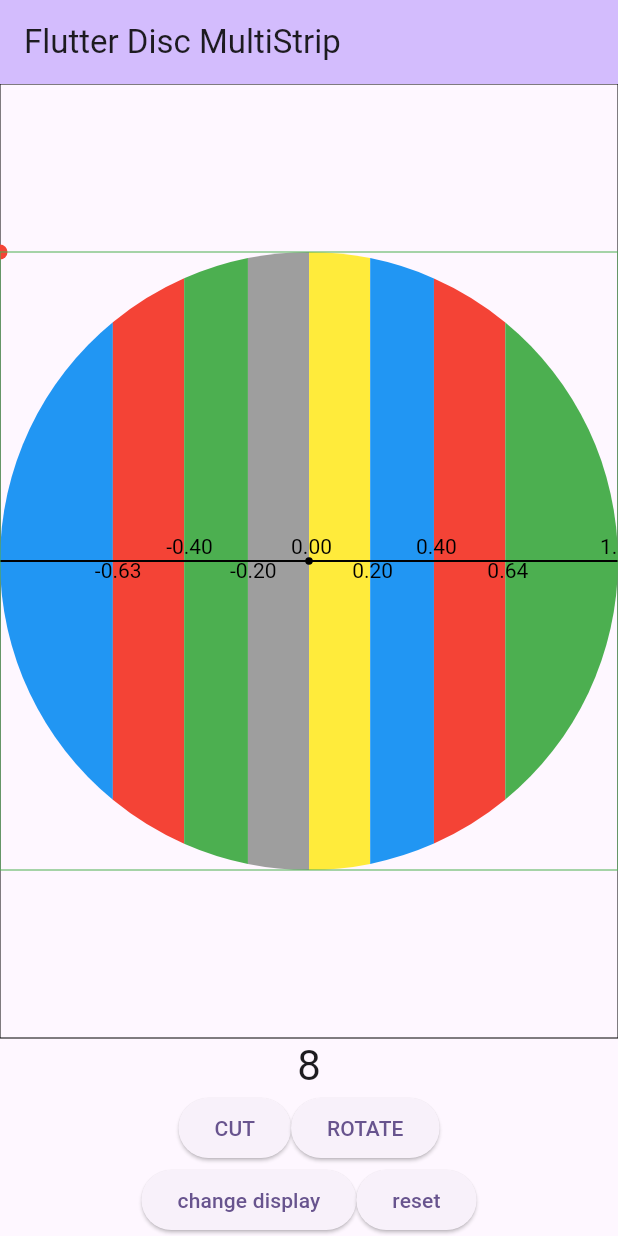
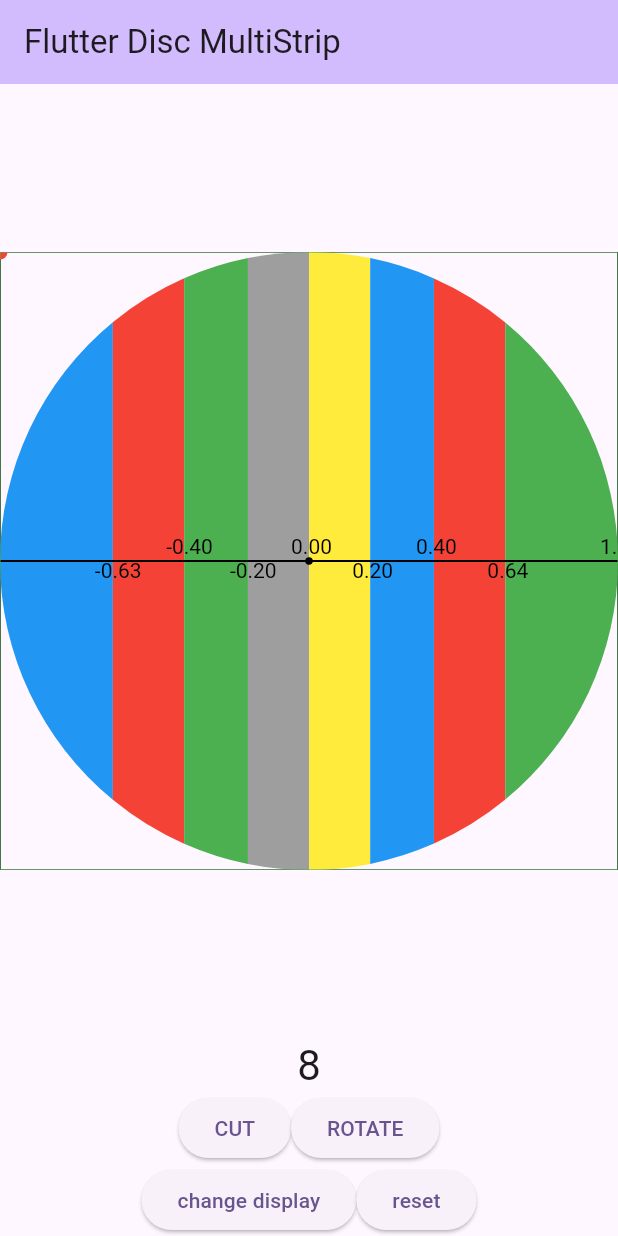
Before and after one commit to atcnaked/disc_strip_surface_division, a Flutter app: the screen it shows after launch, after a tap on "CUT", on a phone screen of 412 x 824 dp. Run offline on Flutter 3.47's test engine with Material 3 defaults, Android fonts, the phone set to English and light mode, and no system bars.

Commit message:
clipRect squareRect

```diff
--- a/lib/disc_strip_equal_surface.dart
+++ b/lib/disc_strip_equal_surface.dart
@@ -43,9 +43,20 @@ class DiscStrips extends CustomPainter {
         minDimension = minDimensionParam ?? 50;
   @override
   void paint(Canvas canvas, Size size) {
+    //  canvas.clipRect(Rect.fromLTWH(0, 0,size. width, size.height));
     var center = size / 2;
 
+    // the size of the Rect where we will draw later on
+    // we need this numbers here in order to do a canvas.clipRect
+    final double freeSquareSideLength =
+        size.width < size.height ? size.width : size.height;
+    final Offset SquareTLCorner = size.width < size.height
+        ? Offset(0, (size.height - size.width) / 2)
+        : Offset((size.width - size.height) / 2, 0);
+    final squareRect = Rect.fromLTWH(SquareTLCorner.dx, SquareTLCorner.dy,
+        freeSquareSideLength, freeSquareSideLength);
 
+    canvas.clipRect(squareRect);
 
     // this Path shows the border of the canvas
     if (showHelpGraphics) {
@@ -59,20 +70,20 @@ class DiscStrips extends CustomPainter {
             ..color = Colors.black
             ..style = PaintingStyle.stroke);
     }
+    if (showHelpGraphics) {
+      canvas.drawPath(
+          Path()..addRect(squareRect),
+          Paint()
+            ..color = Colors.black
+            ..style = PaintingStyle.stroke);
+    }
 
     canvas.save();
     canvas.translate(center.width, center.height);
     canvas.rotate(angle);
     canvas.translate(-center.width, -center.height);
 
-    // the size of the Rect where we draw
-    final double freeSquareSideLength =
-        size.width < size.height ? size.width : size.height;
-    final Offset SquareTLCorner = size.width < size.height
-        ? Offset(0, (size.height - size.width) / 2)
-        : Offset((size.width - size.height) / 2, 0);
     // we can draw from TL or from the center
-
     canvas.translate(SquareTLCorner.dx, SquareTLCorner.dy);
 
     /// shows the TL corner of the enclosing square
@@ -89,25 +100,24 @@ class DiscStrips extends CustomPainter {
     final double minSize = minDimension;
     final double dim =
         freeSquareSideLength < minSize ? minSize : freeSquareSideLength;
-    // print(        'minSize: $minSize, freeSquareSideLengthFloored: $freeSquareSideLength');
 
     int colorIndex = _colors.length - 1;
     double left = -1;
-    double leftSquare = -1;
+    double leftInSquare = -1;
     double right = 0;
-    double rightSquare = 0;
+    double rightInSquare = 0;
     var paint = Paint();
     bool parity = true;
     for (var xCoord in xSplits) {
       left = right;
       right = xCoord * dim;
-      leftSquare = rightSquare;
-      rightSquare = xCoord * freeSquareSideLength;
+      leftInSquare = rightInSquare;
+      rightInSquare = xCoord * freeSquareSideLength;
 //
       colorIndex = colorIndex == _colors.length - 1 ? 0 : colorIndex + 1;
       final Color color = _colors[colorIndex];
-      paintStripInSquare(
-          canvas, paint, leftSquare, rightSquare, color, freeSquareSideLength);
+      paintStripInSquare(canvas, paint, leftInSquare, rightInSquare, color,
+          freeSquareSideLength);
     }
     for (var xCoord in xSplits) {
       left = right;
@@ -115,7 +125,7 @@ class DiscStrips extends CustomPainter {
       colorIndex = colorIndex == _colors.length - 1 ? 0 : colorIndex + 1;
 
       final Color color = _colors[colorIndex];
-      if (showNumbers && freeSquareSideLength>150) {
+      if (showNumbers && freeSquareSideLength > 150) {
         paintTextInSquare(canvas, paint, left, right, xCoord, color,
             freeSquareSideLength, parity);
       }
@@ -125,11 +135,7 @@ class DiscStrips extends CustomPainter {
       parity = !parity;
     }
 
-    //  canvas.translate(-SquareTLCorner.dx, -SquareTLCorner.dy);
     if (showHelpGraphics) {
-      // Offset(0, squareDim / 2),
-      //   Offset(squareDim/ 2, squareDim / 2),
-
       // this Path shows the center of the canvas which will be the rotating point
       canvas.drawPath(
           Path()
@@ -146,7 +152,6 @@ class DiscStrips extends CustomPainter {
             ..addRect(Rect.fromCenter(
                 center:
                     Offset(freeSquareSideLength / 2, freeSquareSideLength / 2),
-                //   center: Offset(center.width, center.height),
                 width: freeSquareSideLength,
                 height: freeSquareSideLength)),
           Paint()
@@ -154,13 +159,6 @@ class DiscStrips extends CustomPainter {
             ..style = PaintingStyle.stroke);
     }
     canvas.restore();
-    canvas.clipRect(Rect.fromCenter(
-                center:
-                    Offset(freeSquareSideLength / 2, freeSquareSideLength / 2),
-                //   center: Offset(center.width, center.height),
-                width: freeSquareSideLength,
-                height: freeSquareSideLength));
-
 
     print('DiscStrip02CustomPainter repainted !');
   }
@@ -237,7 +235,6 @@ void paintText(Canvas canvas, Paint paint, Size size, double left, double right,
           right - 12, smallestDimension / 2 + (parity ? upToText : -upToText)));
 }
 
-
 /// values above and below the horizontal axxis. Does not scale when disc is too small
 void paintTextInSquare(Canvas canvas, Paint paint, double left, double right,
     double xCoord, Color color, double freeSquareSideLength, bool parity) {
@@ -270,7 +267,7 @@ double cosEquivFrom(double x0FromLeft) {
   return 2 * x0FromLeft - 1;
 }
 
-/// extract xValues and convert values between -1,1 into values between 0,1
+/// extract and convert x values (that are all between -1 and 1) into values between 0 and 1
 List<double> getProportionnalXWithOneFrom(List<DiscSliceResultPart> parts) {
   // final List<DiscSliceResultPart> parts = getDiscSliceResultOf(_counter);
   //  print('_counter: $_counter');
```
